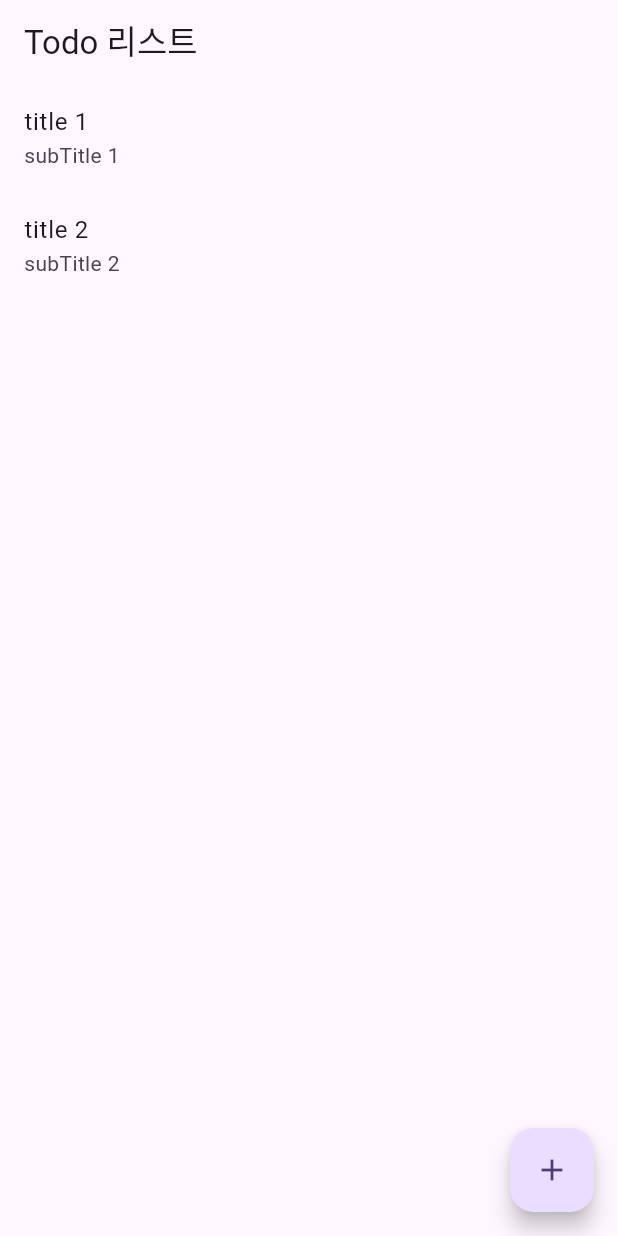
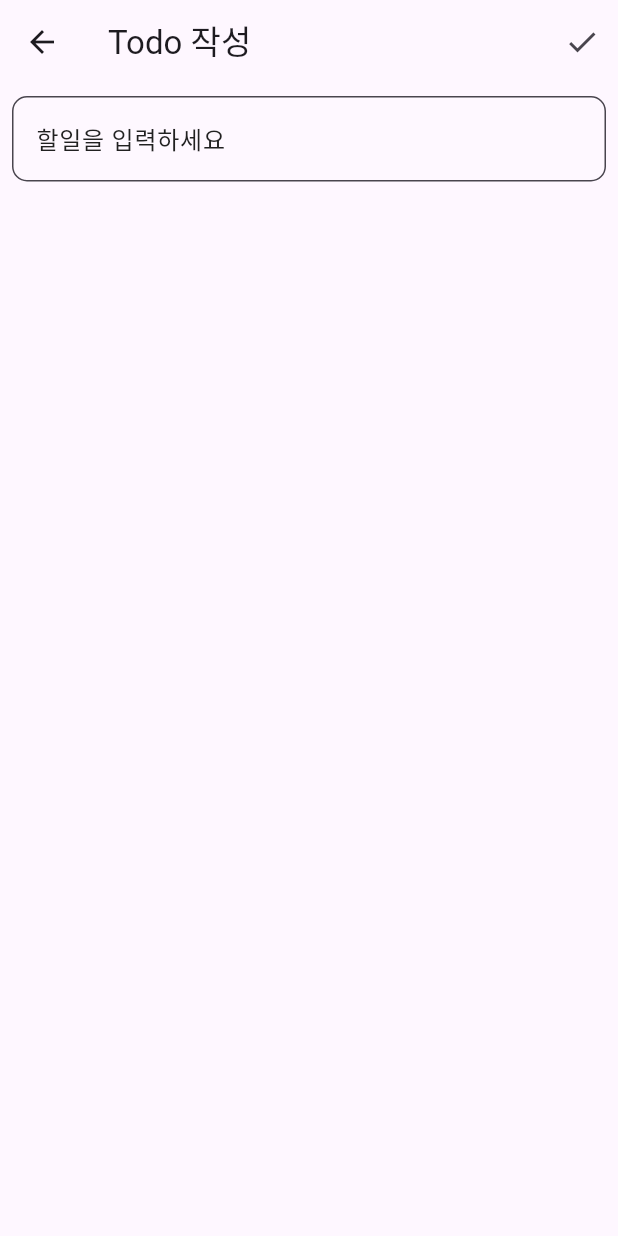
Before and after one commit to Dalso13/Todo-List, a Flutter app: the screen it shows after launch, after a tap on the "add" icon, on a phone screen of 412 x 824 dp. Run offline on Flutter 3.47's test engine with Material 3 defaults, Android fonts, the phone set to English and light mode, and no system bars.

Commit message:
세부 화면 뷰 짜기

```diff
--- /dev/null
+++ b/lib/create_screen.dart
@@ -0,0 +1,31 @@
+import 'package:flutter/material.dart';
+
+class CreateScreen extends StatelessWidget {
+  const CreateScreen({super.key});
+
+  @override
+  Widget build(BuildContext context) {
+    return Scaffold(
+      appBar: AppBar(
+        title:  Text('Todo 작성'),
+        actions: [
+          IconButton(onPressed: (){}, icon: Icon(Icons.check))
+        ],
+      ),
+      body: Padding(
+        padding: const EdgeInsets.all(8.0),
+        child: TextField(
+          decoration: InputDecoration(
+            border: OutlineInputBorder(
+              borderRadius: BorderRadius.circular(10),
+            ),
+            hintStyle: TextStyle(color: Colors.grey[900]),
+            hintText: '할일을 입력하세요',
+            filled: true,
+            fillColor: Colors.white12
+          ),
+        ),
+      ),
+    );
+  }
+}
--- a/lib/list_screen.dart
+++ b/lib/list_screen.dart
@@ -1,4 +1,5 @@
 import 'package:flutter/material.dart';
+import 'package:todo_list/create_screen.dart';
 
 class ListScreen extends StatelessWidget {
   const ListScreen({super.key});
@@ -22,7 +23,13 @@ class ListScreen extends StatelessWidget {
         ],
       ),
       floatingActionButton: FloatingActionButton(
-        onPressed: (){},
+        onPressed: (){
+          Navigator.push(
+              context,
+              MaterialPageRoute(builder:
+              (context) => const CreateScreen()),
+          );
+        },
         child: Icon(Icons.add),
       ),
     );
```
